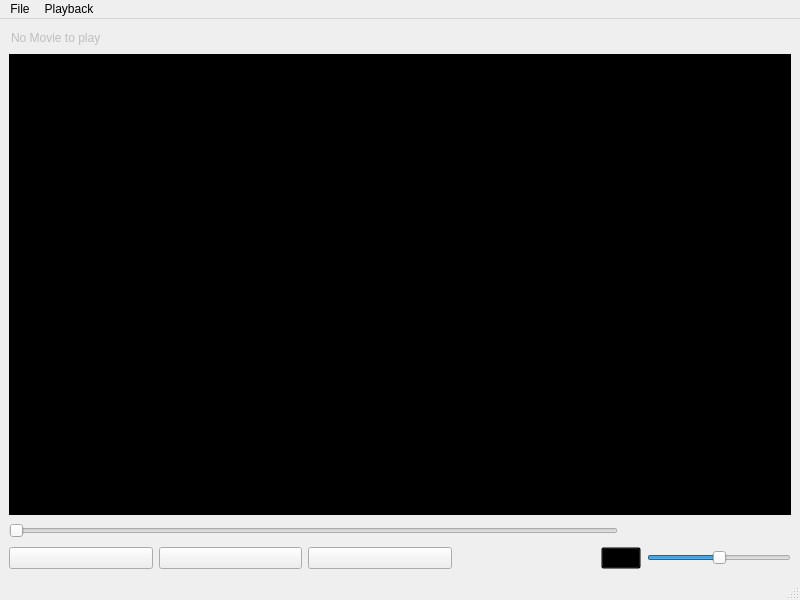
First picture: the form in QVideoPlayer/qvideoplayer.ui, repository CppProgrammer23/QtProjects, before the edit.
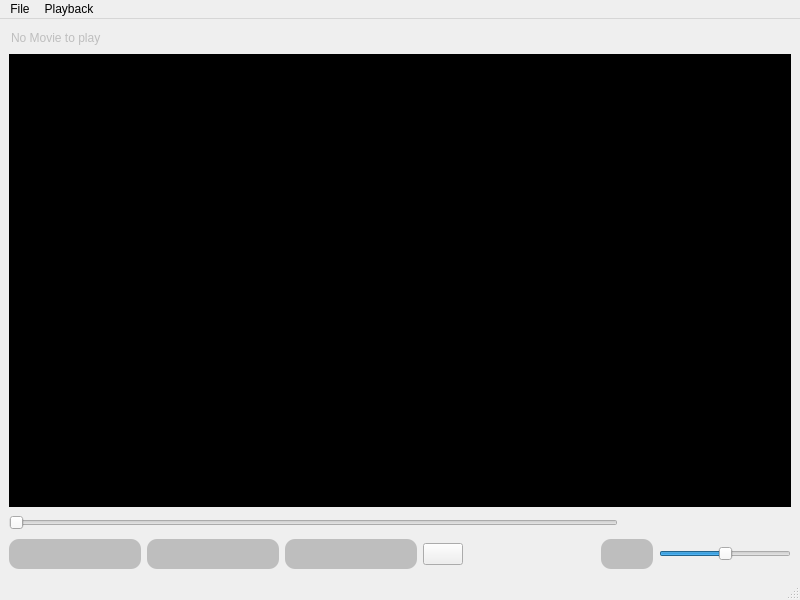
Second picture: the form after the edit. Icons and pictures are not drawn.

What changed in the file:
```diff
--- a/QVideoPlayer/qvideoplayer.ui
+++ b/QVideoPlayer/qvideoplayer.ui
@@ -89,11 +89,19 @@
      </layout>
     </item>
     <item>
-     <layout class="QHBoxLayout" name="horizontalLayout" stretch="1,1,1,1,0,1">
+     <layout class="QHBoxLayout" name="horizontalLayout" stretch="1,1,1,0,1,0,1">
       <item>
        <widget class="QPushButton" name="back_button">
         <property name="styleSheet">
-         <string notr="true">image: url(:/images/back.png);</string>
+         <string notr="true">image: url(:/images/back.png);
+
+background-color: rgb(190,190,190);
+    border-style: outset;
+    border-width: 0px;
+    border-radius: 10px;
+    font: bold 15px;
+    min-width: 2em;
+    padding: 6px;</string>
         </property>
         <property name="text">
          <string/>
@@ -103,7 +111,15 @@
       <item>
        <widget class="QPushButton" name="play_pausebutton">
         <property name="styleSheet">
-         <string notr="true">image: url(:/images/play.png);</string>
+         <string notr="true">image: url(:/images/play.png);
+
+background-color: rgb(190,190,190);
+    border-style: outset;
+    border-width: 0px;
+    border-radius: 10px;
+    font: bold 15px;
+    min-width: 2em;
+    padding: 6px;</string>
         </property>
         <property name="text">
          <string/>
@@ -113,7 +129,25 @@
       <item>
        <widget class="QPushButton" name="nextbutton">
         <property name="styleSheet">
-         <string notr="true">image: url(:/images/next.png);</string>
+         <string notr="true">image: url(:/images/next.png);
+
+background-color: rgb(190,190,190);
+    border-style: outset;
+    border-width: 0px;
+    border-radius: 10px;
+    font: bold 15px;
+    min-width: 2em;
+    padding: 6px;</string>
+        </property>
+        <property name="text">
+         <string/>
+        </property>
+       </widget>
+      </item>
+      <item>
+       <widget class="QPushButton" name="fullScreen">
+        <property name="styleSheet">
+         <string notr="true">image: url(:/images/full_screen.png);</string>
         </property>
         <property name="text">
          <string/>
@@ -137,7 +171,14 @@
        <widget class="QPushButton" name="pushButton">
         <property name="styleSheet">
          <string notr="true">image: url(:/images/sound_on.png);
-background:transparent;</string>
+background-color: rgb(190,190,190);
+    border-style: outset;
+    border-width: 0px;
+    border-radius: 10px;
+    font: bold 15px;
+    min-width: 2em;
+    padding: 6px;
+</string>
         </property>
         <property name="text">
          <string/>
```
